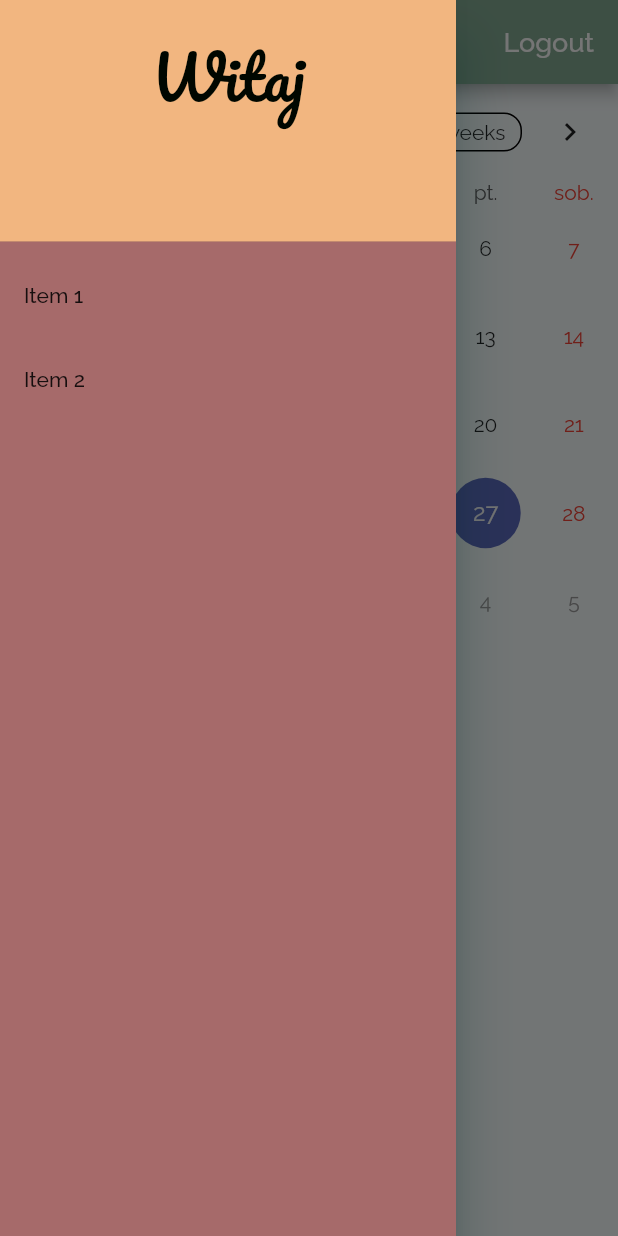
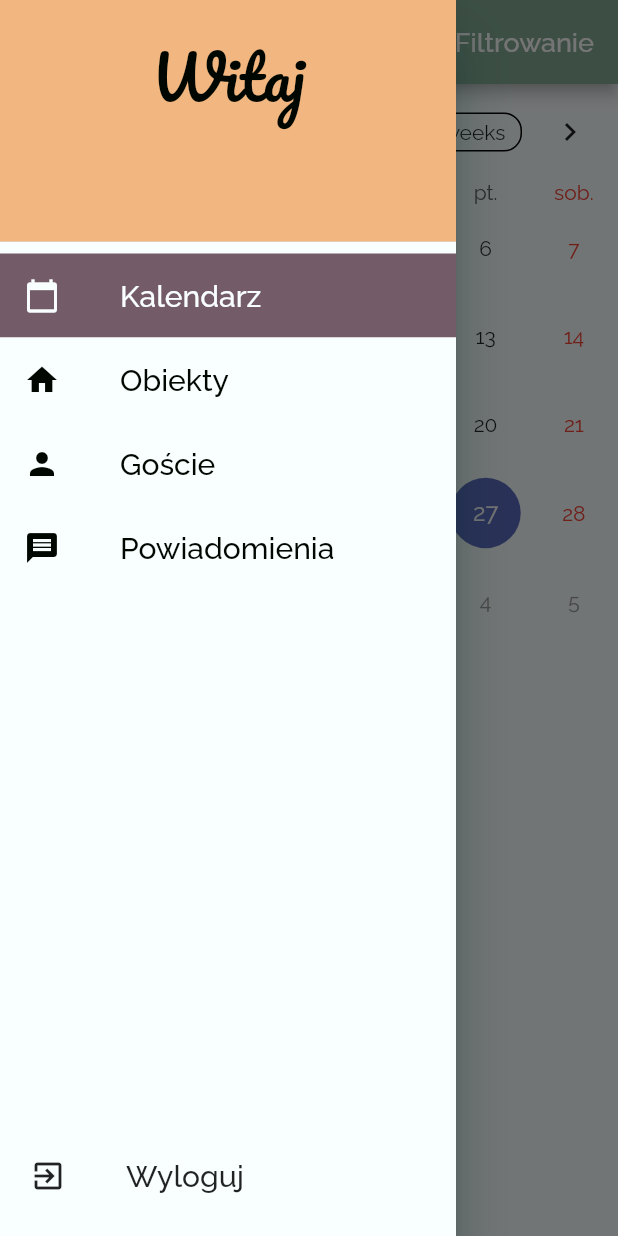
Before and after one commit to szakerx/RentalManager, a Flutter app: the HomePage screen opened directly, with the side drawer open, on a phone screen of 412 x 824 dp. Run offline on Flutter 3.47's test engine with Material 2 defaults, Android fonts, the phone set to English and light mode, and no system bars; drawn by our look-alikes of table_calendar; our stand-ins replace firebase_auth, firebase_core, google_fonts; accounts and stored records are empty.

Commit message:
Finish sidemenu look with working logout action

```diff
--- a/rental_manager_app/lib/pages/home_page.dart
+++ b/rental_manager_app/lib/pages/home_page.dart
@@ -3,35 +3,30 @@ import 'package:firebase_auth/firebase_auth.dart';
 import 'package:flutter/material.dart';
 import 'package:rental_manager_app/widgets/calendar.dart';
 import 'package:rental_manager_app/widgets/side_menu.dart';
-import 'package:table_calendar/table_calendar.dart';
-
 
 class HomePage extends StatelessWidget {
 
-  Future<void> _signOut() async {
-    try {
-      await FirebaseAuth.instance.signOut();
-    } catch (e) {
-      print(e); // TODO: show dialog with error
-    }
-  }
+
 
   @override
   Widget build(BuildContext context) {
     return Scaffold(
       drawer: SideMenuDrawer(),
       appBar: AppBar(
-        title: Text('Kalendarz'),
+        title: Text('Home Page'),
         actions: <Widget>[
           FlatButton(
             child: Text(
-              'Logout',
+              'Filtrowanie',
               style: TextStyle(
                 fontSize: 18.0,
                 color: Colors.white,
               ),
             ),
-            onPressed: _signOut,
+            onPressed: () {
+              //TODO filtrowanie
+              print("Filtruj");
+            },
           ),
         ],
       ),
--- /dev/null
+++ b/rental_manager_app/lib/widgets/menu_items.dart
@@ -0,0 +1,90 @@
+
+
+import 'package:firebase_auth/firebase_auth.dart';
+import 'package:flutter/cupertino.dart';
+import 'package:flutter/material.dart';
+import 'package:rental_manager_app/widgets/text_with_icon.dart';
+
+import 'custom_colors.dart';
+
+class MenuItems extends StatefulWidget {
+  final items = ["Kalendarz", "Obiekty", "Goście", "Powiadomienia"];
+  final icons = [Icons.calendar_today, Icons.home, Icons.person, Icons.message];
+  var isHighlighted = [true, false, false, false];
+
+  @override
+  State<StatefulWidget> createState() {
+    return MenuItemsState();
+  }
+}
+
+class MenuItemsState extends State<MenuItems> {
+  Future<void> _signOut() async {
+    try {
+      await FirebaseAuth.instance.signOut();
+    } catch (e) {
+      print(e); // TODO: show dialog with error
+    }
+  }
+
+  @override
+  Widget build(BuildContext context) {
+    return Center(
+      child: Column(children: <Widget>[
+        DrawerHeader(
+          child: Center(
+            child: Column(
+              children: [
+                Text('Witaj',
+                  style: Theme.of(context).textTheme.headline1.copyWith(color: CustomColors.darkBlack),
+                ),
+                Text(FirebaseAuth.instance.currentUser.email,
+                  style: Theme.of(context).textTheme.bodyText1.copyWith(fontSize: 20.0),
+                ),
+              ],
+            ),
+          ),
+          decoration: BoxDecoration(
+            color: CustomColors.lightOrange,
+          ),
+        ),
+        Expanded(
+          child: ListView.builder(
+              itemCount: widget.items.length,
+              itemBuilder: (_, index){
+                return InkWell(
+                  onTap: (){
+                    for(int i = 0; i < widget.isHighlighted.length; i++){
+                      setState(() {
+                        if (index == i) {
+                          widget.isHighlighted[index] = true;
+                        } else {                               //the condition to change the highlighted item
+                          widget.isHighlighted[i] = false;
+                        }
+                      });
+                    }
+                  },
+                  child: Container(
+                    color: widget.isHighlighted[index] ? CustomColors.darkestOrange : CustomColors.white,
+                    child: ListTile(                                     //the item
+                      title: TextWithIcon(text: widget.items[index], icon: widget.icons[index], color: widget.isHighlighted[index] ? CustomColors.white : CustomColors.darkBlack),
+                    ),
+                  ),
+                );
+              }),
+        ),
+        InkWell(
+          child: Container(
+            padding: EdgeInsets.all(20.0),
+            child: TextWithIcon(text: "Wyloguj", icon: Icons.exit_to_app),
+          ),
+          onTap: () {
+            print("Wylogowano");
+            _signOut();
+          },
+        )
+
+      ]),
+    );
+  }
+}
--- a/rental_manager_app/lib/widgets/side_menu.dart
+++ b/rental_manager_app/lib/widgets/side_menu.dart
@@ -2,50 +2,15 @@ import 'package:firebase_auth/firebase_auth.dart';
 import 'package:flutter/cupertino.dart';
 import 'package:flutter/material.dart';
 import 'package:rental_manager_app/widgets/custom_colors.dart';
+import 'package:rental_manager_app/widgets/menu_items.dart';
+import 'package:rental_manager_app/widgets/text_with_icon.dart';
 
 class SideMenuDrawer extends StatelessWidget {
   @override
   Widget build(BuildContext context) {
     return Drawer(
       child: Container(
-        color: CustomColors.darkOrange,
-        child: ListView(
-          // Important: Remove any padding from the ListView.
-          padding: EdgeInsets.zero,
-          children: <Widget>[
-            DrawerHeader(
-              child: Center(
-                child: Column(
-                  children: [
-                    Text('Witaj',
-                      style: Theme.of(context).textTheme.headline1.copyWith(color: CustomColors.darkBlack),
-                    ),
-                    Text(FirebaseAuth.instance.currentUser.email,
-                      style: Theme.of(context).textTheme.bodyText1.copyWith(fontSize: 20.0),
-                    ),
-                  ],
-                ),
-              ),
-              decoration: BoxDecoration(
-                color: CustomColors.lightOrange,
-              ),
-            ),
-            ListTile(
-              title: Text('Item 1'),
-              onTap: () {
-                // Update the state of the app.
-                // ...
-              },
-            ),
-            ListTile(
-              title: Text('Item 2'),
-              onTap: () {
-                // Update the state of the app.
-                // ...
-              },
-            ),
-          ],
-        ),
+        child: MenuItems(),
       )
     );
   }
--- a/rental_manager_app/lib/widgets/sign_in_form.dart
+++ b/rental_manager_app/lib/widgets/sign_in_form.dart
@@ -30,8 +30,6 @@ class SigningForm extends StatefulWidget {
         this.redirectText = "Masz już konto?";
         this.redirectButtonText = "Zaloguj się";
         break;
-      default:
-        print("DUPA BLADA");
     }
   }
 
--- /dev/null
+++ b/rental_manager_app/lib/widgets/text_with_icon.dart
@@ -0,0 +1,23 @@
+import 'package:flutter/cupertino.dart';
+import 'package:flutter/material.dart';
+
+class TextWithIcon extends StatelessWidget {
+  String text;
+  IconData icon;
+  Color color;
+
+  TextWithIcon({this.text, this.icon, this.color});
+
+  @override
+  Widget build(BuildContext context) {
+    return Row(
+      children: [
+        Icon(icon, color: color,),
+        Padding(padding: EdgeInsets.all(20.0)),
+        Text(text,
+          style: Theme.of(context).textTheme.bodyText1.copyWith(fontSize: 20.0, color: color))
+      ],
+    );
+  }
+
+}
```
